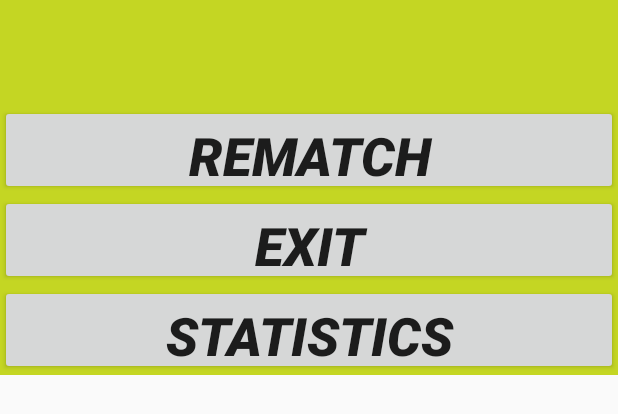
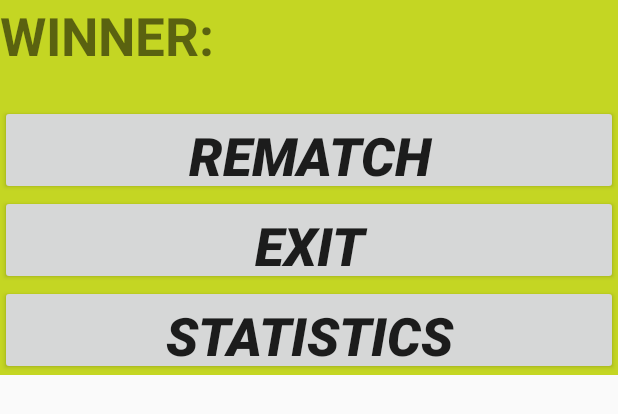
Before and after one commit to Vikash-Kothary/Sunka, an Android app: the layout dialog_game_over.xml on its own in the app's theme, with its tools: preview values and no code run, on a phone screen of 412 x 824 dp. Shown: the top 414 px of the screen. Run offline under Robolectric (Android 15) with nearby library versions, the phone set to English and light mode, and no system bars.

```diff
--- a/app/src/main/java/com/teamhawk/sunka/UI/MenuActivity.java
+++ b/app/src/main/java/com/teamhawk/sunka/UI/MenuActivity.java
@@ -15,6 +15,7 @@ public class MenuActivity extends AppCompatActivity {
         if (savedInstanceState == null) {
             getSupportFragmentManager().beginTransaction()
                     .add(R.id.fragment_container, new MenuFragment()).commit();
+
         }
     }
 
--- a/app/src/main/java/com/teamhawk/sunka/UI/StatisticsFragment.java
+++ b/app/src/main/java/com/teamhawk/sunka/UI/StatisticsFragment.java
@@ -21,6 +21,8 @@ public class StatisticsFragment extends Fragment {
                                 Bundle savedInstanceState) {
         View rootView = inflater.inflate(R.layout.fragment_statistics, container, false);
 
+
+
         Statistics stat = new Statistics(getContext());
         stat.open();
         for(Player player : stat.getEntries()) {
@@ -40,7 +42,7 @@ public class StatisticsFragment extends Fragment {
             textView_gameTime.setText(player.getAverageGameTime());
        }
 
-
+stat.close();
 
         return rootView;
 
--- a/app/src/main/res/layout/dialog_game_over.xml
+++ b/app/src/main/res/layout/dialog_game_over.xml
@@ -7,12 +7,25 @@
 
 
 
+    <TextView android:text="@string/dialog_WinnerText" android:id="@+id/dialog_WinnerText"
+        android:layout_width="wrap_content" android:layout_height="70dp"
+        android:textStyle="bold"
+        android:textSize="35dp"
+        android:layout_above="@+id/rematch_Option"
+        android:layout_alignParentLeft="true"
+        android:layout_alignParentStart="true" />
+
+        <TextView android:text="@string/dialog_Winner" android:id="@+id/dialog_Winner"
+            android:layout_width="wrap_content" android:layout_height="70dp"
+            android:textStyle="bold"
+            android:textColor="#1d4adf"
+            android:layout_toRightOf="@id/dialog_WinnerText"
+            android:textAlignment="center"
+            android:textSize="40dp"
+            android:layout_alignParentRight="true"
+            android:layout_alignParentEnd="true" />
 
 
-        <TextView android:text="@string/dialog_Winner" android:id="@+id/dialog_Winner"
-            android:layout_width="fill_parent" android:layout_height="70dp" android:layout_centerHorizontal="true"
-            android:textStyle="bold"
-            android:textColor="#1d4adf" />
 
 
     <Button android:id="@+id/rematch_Option" android:layout_width="fill_parent" android:layout_height="60dp"
--- a/app/src/main/res/values/strings.xml
+++ b/app/src/main/res/values/strings.xml
@@ -48,6 +48,8 @@
 
     <string name="Options">Options</string>
     <string name="dialog_Winner"></string>
+    <string name="dialog_WinnerText">WINNER: </string>
+
     <string name="rematch_Option">Rematch</string>
     <string name="statistics_Option">Statistics</string>
     <string name="exit_Option">Exit</string>
```
Also changed, not shown: app/src/main/java/com/teamhawk/sunka/Logic/Game.java (+39 -17 lines), app/src/main/java/com/teamhawk/sunka/UI/MainActivity.java (+80 -75 lines).
